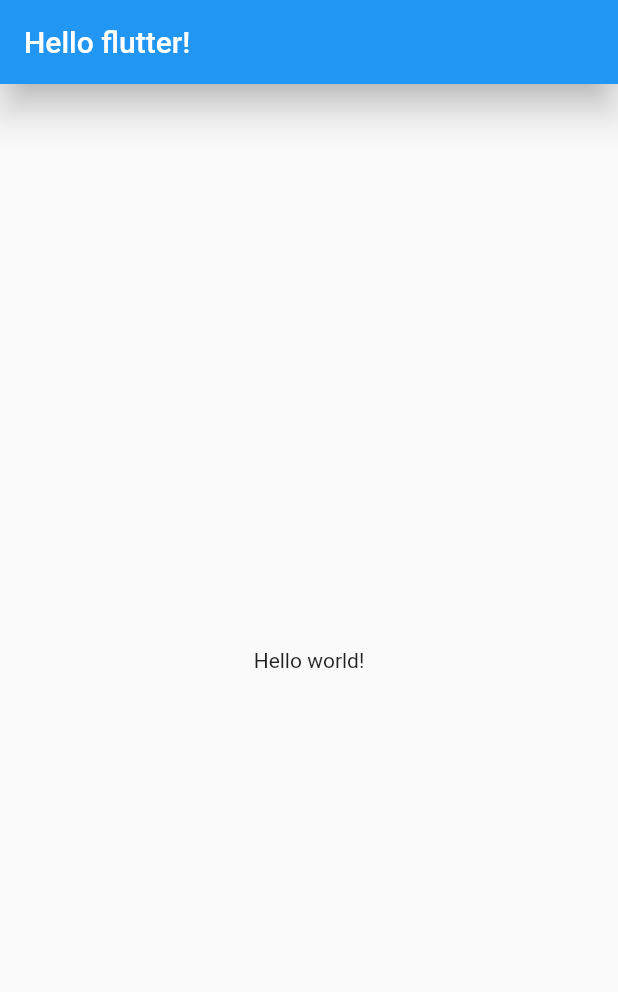
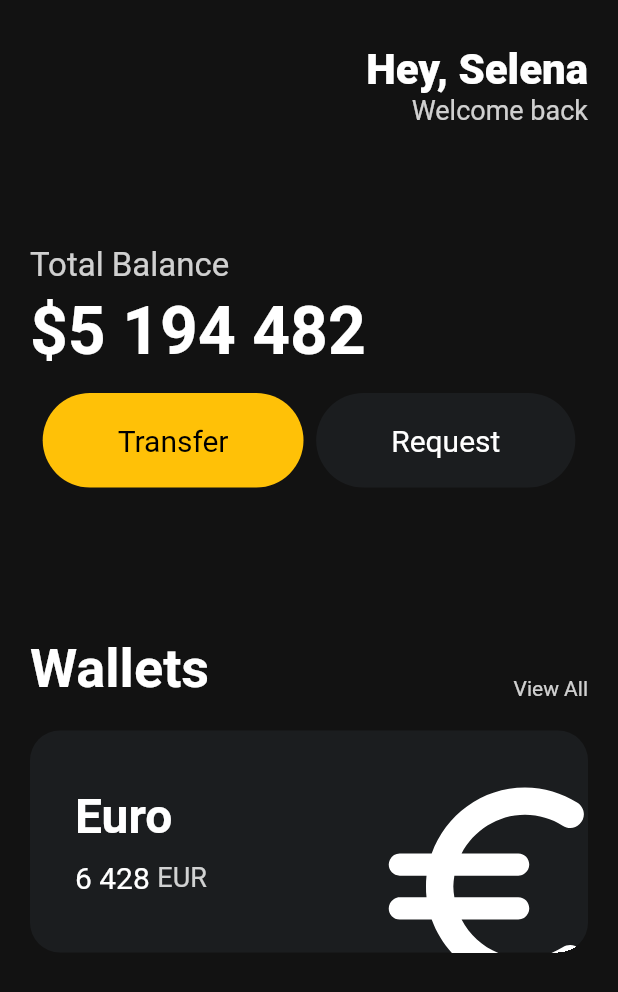
Before and after one commit to Hwisaek/toonflix, a Flutter app: the screen it shows after launch, on a phone screen of 412 x 824 dp. Shown: the top 992 px of the screen. Run offline on Flutter 3.47's test engine with Material 2 defaults, Android fonts, the phone set to English and light mode, and no system bars.

Commit message:
카드 생성

```diff
--- a/lib/main.dart
+++ b/lib/main.dart
@@ -1,13 +1,7 @@
 import 'package:flutter/material.dart';
-
-class Player {
-  String? name;
-
-  Player();
-}
+import 'package:toonflix/widgets/button.dart';
 
 void main() {
-  var nico = Player();
   runApp(const App());
 }
 
@@ -18,13 +12,165 @@ class App extends StatelessWidget {
   Widget build(BuildContext context) {
     return MaterialApp(
       home: Scaffold(
-        appBar: AppBar(
-          centerTitle: false,
-          elevation: 10,
-          title: const Text("Hello flutter!"),
-        ),
-        body: const Center(
-          child: Text("Hello world!"),
+        backgroundColor: const Color.fromARGB(255, 18, 18, 18),
+        body: Padding(
+          padding: const EdgeInsets.symmetric(horizontal: 20),
+          child: Column(
+            crossAxisAlignment: CrossAxisAlignment.start,
+            children: [
+              const SizedBox(height: 30),
+              Row(
+                mainAxisAlignment: MainAxisAlignment.end,
+                children: [
+                  Column(
+                    crossAxisAlignment: CrossAxisAlignment.end,
+                    children: [
+                      const Text(
+                        "Hey, Selena",
+                        style: TextStyle(
+                          color: Colors.white,
+                          fontSize: 28,
+                          fontWeight: FontWeight.w800,
+                        ),
+                      ),
+                      Text(
+                        "Welcome back",
+                        style: TextStyle(
+                          color: Colors.white.withOpacity(0.8),
+                          fontSize: 18,
+                        ),
+                      ),
+                    ],
+                  )
+                ],
+              ),
+              const SizedBox(
+                height: 80,
+              ),
+              Text(
+                "Total Balance",
+                style: TextStyle(
+                  fontSize: 22,
+                  color: Colors.white.withOpacity(0.8),
+                ),
+              ),
+              const SizedBox(
+                height: 5,
+              ),
+              const Text(
+                "\$5 194 482",
+                style: TextStyle(
+                  fontSize: 44,
+                  fontWeight: FontWeight.w600,
+                  color: Colors.white,
+                ),
+              ),
+              const SizedBox(
+                height: 15,
+              ),
+              Row(
+                mainAxisAlignment: MainAxisAlignment.spaceEvenly,
+                children: const [
+                  Button(
+                      text: 'Transfer',
+                      bgColor: Colors.amber,
+                      textColor: Colors.black),
+                  Button(
+                      text: 'Request',
+                      bgColor: Color.fromARGB(255, 27, 29, 31),
+                      textColor: Colors.white),
+                ],
+              ),
+              const SizedBox(
+                height: 100,
+              ),
+              Row(
+                mainAxisAlignment: MainAxisAlignment.spaceBetween,
+                crossAxisAlignment: CrossAxisAlignment.end,
+                children: [
+                  const Text(
+                    "Wallets",
+                    style: TextStyle(
+                      fontSize: 36,
+                      fontWeight: FontWeight.w600,
+                      color: Colors.white,
+                    ),
+                  ),
+                  Text(
+                    'View All',
+                    style: TextStyle(
+                      color: Colors.white.withOpacity(0.8),
+                    ),
+                  ),
+                ],
+              ),
+              const SizedBox(
+                height: 20,
+              ),
+              Container(
+                clipBehavior: Clip.hardEdge,
+                decoration: BoxDecoration(
+                    color: const Color.fromARGB(255, 27, 29, 31),
+                    borderRadius: BorderRadius.circular(20)),
+                child: Padding(
+                  padding: const EdgeInsets.all(30),
+                  child: Row(
+                    mainAxisAlignment: MainAxisAlignment.spaceBetween,
+                    children: [
+                      Column(
+                        crossAxisAlignment: CrossAxisAlignment.start,
+                        children: [
+                          const Text(
+                            'Euro',
+                            style: TextStyle(
+                              color: Colors.white,
+                              fontSize: 32,
+                              fontWeight: FontWeight.w600,
+                            ),
+                          ),
+                          const SizedBox(
+                            height: 10,
+                          ),
+                          Row(
+                            children: [
+                              const Text(
+                                '6 428',
+                                style: TextStyle(
+                                  color: Colors.white,
+                                  fontSize: 20,
+                                ),
+                              ),
+                              const SizedBox(
+                                width: 5,
+                              ),
+                              Text(
+                                'EUR',
+                                style: TextStyle(
+                                  color: Colors.white.withOpacity(0.8),
+                                  fontSize: 18,
+                                ),
+                              ),
+                            ],
+                          )
+                        ],
+                      ),
+                      Transform.scale(
+                        scale: 2,
+                        child: Transform.translate(
+                          offset: const Offset(5, 15),
+                          child: const Icon(
+                            Icons.euro_rounded,
+                            color: Colors.white,
+                            size: 88,
+                          ),
+                        ),
+                      ),
+                    ],
+                  ),
+                ),
+              )
+            ],
+          ),
         ),
       ),
     );
--- /dev/null
+++ b/lib/widgets/button.dart
@@ -0,0 +1,37 @@
+import 'package:flutter/material.dart';
+
+class Button extends StatelessWidget {
+  final String text;
+  final Color bgColor;
+  final Color textColor;
+
+  const Button({
+    super.key,
+    required this.text,
+    required this.bgColor,
+    required this.textColor,
+  });
+
+  @override
+  Widget build(BuildContext context) {
+    return Container(
+      decoration: BoxDecoration(
+        color: bgColor,
+        borderRadius: const BorderRadius.all(Radius.circular(45)),
+      ),
+      child: Padding(
+        padding: const EdgeInsets.symmetric(
+          vertical: 20,
+          horizontal: 50,
+        ),
+        child: Text(
+          text,
+          style: TextStyle(
+            color: textColor,
+            fontSize: 20,
+          ),
+        ),
+      ),
+    );
+  }
+}
```
Also changed, not shown: 1 other file.
